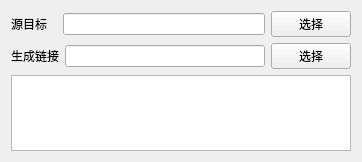
abc2015cyg/mklinkUI, file mainwindow.ui: the form before one commit.
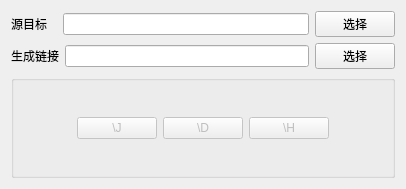
The form after the commit. Custom widgets are drawn as their Qt base class.

```diff
--- a/mainwindow.ui
+++ b/mainwindow.ui
@@ -6,8 +6,8 @@
    <rect>
     <x>0</x>
     <y>0</y>
-    <width>362</width>
-    <height>162</height>
+    <width>406</width>
+    <height>189</height>
    </rect>
   </property>
   <property name="windowTitle">
@@ -25,7 +25,14 @@
        </widget>
       </item>
       <item>
-       <widget class="QLineEdit" name="lineEdit"/>
+       <widget class="MyLineEdit" name="leFrom">
+        <property name="text">
+         <string/>
+        </property>
+        <property name="dragEnabled">
+         <bool>true</bool>
+        </property>
+       </widget>
       </item>
       <item>
        <widget class="QPushButton" name="pushButton">
@@ -46,7 +53,11 @@
        </widget>
       </item>
       <item>
-       <widget class="QLineEdit" name="lineEdit_2"/>
+       <widget class="QLineEdit" name="leTo">
+        <property name="text">
+         <string/>
+        </property>
+       </widget>
       </item>
       <item>
        <widget class="QPushButton" name="pushButton_2">
@@ -58,12 +69,87 @@
      </layout>
     </item>
     <item>
-     <widget class="QTableWidget" name="tableWidget"/>
+     <widget class="QGroupBox" name="groupBox">
+      <property name="title">
+       <string/>
+      </property>
+      <layout class="QHBoxLayout" name="horizontalLayout_3">
+       <item>
+        <spacer name="horizontalSpacer">
+         <property name="orientation">
+          <enum>Qt::Horizontal</enum>
+         </property>
+         <property name="sizeHint" stdset="0">
+          <size>
+           <width>40</width>
+           <height>20</height>
+          </size>
+         </property>
+        </spacer>
+       </item>
+       <item>
+        <widget class="QPushButton" name="pbParameterJ">
+         <property name="enabled">
+          <bool>false</bool>
+         </property>
+         <property name="whatsThis">
+          <string>JUNCTION（交接点），当用户请求时，所有的处理都将映射到远端的服务器，再由服务器来进行实际的操作。对其内文件和子目录的“建立、删除、修改”等操作都被映射到对应的目录中的文件和子目录上；而对其进行“复制、粘贴、剪切、配置 ACL”，只会影响此交接点（对这句的理解可以参考实验1的结果）。</string>
+         </property>
+         <property name="text">
+          <string>\J</string>
+         </property>
+        </widget>
+       </item>
+       <item>
+        <widget class="QPushButton" name="pbParameterD">
+         <property name="enabled">
+          <bool>false</bool>
+         </property>
+         <property name="whatsThis">
+          <string>SYMLINKD（符号链接），当用户请求时，使用本地系统对其进行处理，不论这个链接指向的是不是本地路径。对其的“读、写、遍历”等操作都会被重定向到目标文件或目录；但对它们的“复制、删除、移动、配置 ACL”等操作只针对自身；符号链接不但可以应用于本地系统，还可以应用 UNC 路径（可以链接Samba）。</string>
+         </property>
+         <property name="text">
+          <string>\D</string>
+         </property>
+        </widget>
+       </item>
+       <item>
+        <widget class="QPushButton" name="pbParameterH">
+         <property name="enabled">
+          <bool>false</bool>
+         </property>
+         <property name="text">
+          <string>\H</string>
+         </property>
+        </widget>
+       </item>
+       <item>
+        <spacer name="horizontalSpacer_2">
+         <property name="orientation">
+          <enum>Qt::Horizontal</enum>
+         </property>
+         <property name="sizeHint" stdset="0">
+          <size>
+           <width>40</width>
+           <height>20</height>
+          </size>
+         </property>
+        </spacer>
+       </item>
+      </layout>
+     </widget>
     </item>
    </layout>
   </widget>
  </widget>
  <layoutdefault spacing="6" margin="11"/>
+ <customwidgets>
+  <customwidget>
+   <class>MyLineEdit</class>
+   <extends>QLineEdit</extends>
+   <header>mylineedit.h</header>
+  </customwidget>
+ </customwidgets>
  <resources/>
  <connections/>
 </ui>
```
Left out of the diff: 17 changed lines with no effect on the pictures.
